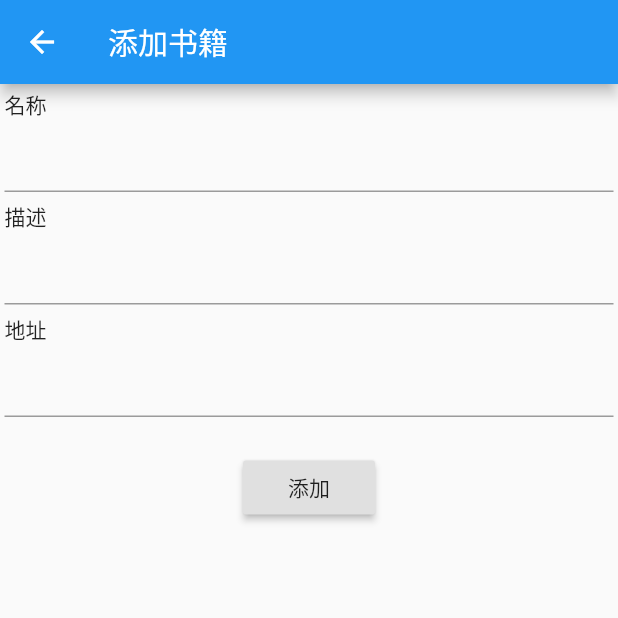
After one commit to hypozng/text_reader, a Flutter app: the AddBookPage screen opened directly, after a tap on "添加", on a phone screen of 412 x 824 dp, the top half of it. The commit adds this screen. Run offline on Flutter 3.47's test engine with Material 2 defaults, Android fonts, the phone set to English and light mode, and no system bars; our stand-ins replace dio, flutter_tts, sqflite; missing offline and left inert: annotation_route, tts; accounts and stored records are empty; generated files the repository leaves out were written again.

Commit message:
添加书籍页面(未完成)

```diff
--- a/lib/common.dart
+++ b/lib/common.dart
@@ -1,6 +1,5 @@
 export 'common/tts_helper.dart';
 export 'common/base_utils.dart';
 export 'common/arouter.dart';
-export 'common/arouter.internal.dart';
 export 'common/arouter_config.dart';
 export 'common/db_helper.dart';
--- a/lib/common/arouter.dart
+++ b/lib/common/arouter.dart
@@ -1,7 +1,7 @@
 import 'package:annotation_route/route.dart';
 import 'package:flutter/material.dart';
 
-import 'package:text_reader/common.dart';
+import 'arouter.internal.dart';
 
 @ARouteRoot()
 class ARouter {
--- a/lib/common/arouter_config.dart
+++ b/lib/common/arouter_config.dart
@@ -6,4 +6,7 @@ class ARouterConfig {
 
   /// 阅读页面
   static const String read = "/read";
+
+  /// 添加书籍
+  static const String add_book = "/addBook";
 }
--- a/lib/common/base_utils.dart
+++ b/lib/common/base_utils.dart
@@ -1,5 +1,6 @@
 import 'package:flutter/material.dart';
 import 'package:annotation_route/route.dart';
+import 'package:uuid/uuid.dart';
 import 'package:text_reader/common.dart';
 
 List<String> _unit1 = const ["", "十", "百", "千"];
@@ -73,3 +74,6 @@ Future<T> toPage<T>(
     builder: (context) => ARouter.findPage(option, params)
   ));
 }
+
+/// 生成UUID
+String uuid() => Uuid().v1().replaceAll("-", "");
--- a/lib/model/book.dart
+++ b/lib/model/book.dart
@@ -1,23 +1,35 @@
+import 'package:json_annotation/json_annotation.dart';
+
+part 'book.g.dart';
+
+@JsonSerializable()
 class Book {
   /// ID
+  @JsonKey(name: 'id')
   String id;
 
   /// 名称
+  @JsonKey(name: 'name')
   String name;
 
   /// 描述
+  @JsonKey(name: 'description')
   String description;
 
   /// 阅读到的章节号
+  @JsonKey(name: 'chapter_number')
   int chapterNumber;
 
   /// 阅读到的段落号
+  @JsonKey(name: 'paragraph_number')
   int paragraphNumber;
 
   /// 网络地址
+  @JsonKey(name: 'url')
   String url;
 
   Book({
+    this.id,
     this.name,
     this.description,
     this.chapterNumber,
@@ -25,6 +37,10 @@ class Book {
     this.url
   });
 
+  factory Book.fromJson(Map<String, dynamic> json) => _$BookFromJson(json);
+
+  Map<String, dynamic> toJson() => _$BookToJson(this);
+
   @override
   String toString() {
     return "《$name》";
--- /dev/null
+++ b/lib/page/add_book_page.dart
@@ -0,0 +1,68 @@
+import 'package:flutter/material.dart';
+import 'package:annotation_route/route.dart';
+
+import 'package:text_reader/page.dart';
+import 'package:text_reader/model.dart';
+import 'package:text_reader/common.dart';
+import 'package:text_reader/widgets.dart';
+
+@ARoute(url: ARouterConfig.add_book)
+class AddBookPage extends BasicPage {
+
+  AddBookPage([Map<String, dynamic> params]) : super(params);
+
+  @override
+  _AddBookPageState createState() => _AddBookPageState();
+}
+
+class _AddBookPageState extends State<AddBookPage> {
+  var _nameController = TextEditingController();
+  var _descriptionController = TextEditingController();
+  var _urlController = TextEditingController();
+
+  @override
+  Widget build(BuildContext context) {
+    return Scaffold(
+      appBar: AppBar(
+        title: Text("添加书籍")
+      ),
+      body: Container(
+        child: SingleChildScrollView(
+          child: Column(
+            children: <Widget> [
+              InputField(
+                title: "名称",
+                controller: _nameController
+              ),
+              InputField(
+                title: "描述",
+                controller: _descriptionController
+              ),
+              InputField(
+                title: "地址",
+                controller: _urlController
+              ),
+              SizedBox(height: 20),
+              RaisedButton(
+                child: Text("添加"),
+                onPressed: _save
+              )
+            ]
+          )
+        )
+      )
+    );
+  }
+
+  /// 添加
+  void _save() {
+    Book book = Book(
+      id: uuid(),
+      name: _nameController.text,
+      description: _descriptionController.text,
+      url: _urlController.text
+    );
+    // print("name=${book.name}, desciption=${book.description}, url=${book.url}");
+    print('book=${book.toJson()}');
+  }
+}
--- /dev/null
+++ b/lib/widgets.dart
@@ -0,0 +1 @@
+export 'widgets/input_field.dart';
--- /dev/null
+++ b/lib/widgets/input_field.dart
@@ -0,0 +1,38 @@
+import 'package:flutter/material.dart';
+
+/// 输入框
+class InputField extends StatefulWidget {
+  /// 标题
+  String title;
+
+  /// 控制器
+  TextEditingController controller;
+
+  InputField({
+    this.title,
+    this.controller
+  });
+
+  _InputFieldState createState() => _InputFieldState();
+}
+
+class _InputFieldState extends State<InputField> {
+
+  @override
+  Widget build(BuildContext context) {
+    return Container(
+      padding: EdgeInsets.all(3.0),
+      child: Column(
+        children: <Widget> [
+          Container(
+            width: double.infinity,
+            child: Text(widget.title),
+          ),
+          TextField(
+            controller: widget.controller
+          )
+        ]
+      )
+    );
+  }
+}
--- a/pubspec.yaml
+++ b/pubspec.yaml
@@ -28,17 +28,22 @@ dependencies:
   flutter_tts: ^0.5.2
   # 网络请求
   dio: ^2.1.13
+  # uuid
+  uuid: ^2.0.2
   # 路由跳转
   annotation_route: ^0.0.2
   # 数据库操作
   sqflite: ^1.1.6+3
   # 路径相关操作
   # path: ^1.6.4
+  # json 实体
+  json_annotation: ^3.0.0
 
 dev_dependencies:
   flutter_test:
     sdk: flutter
   build_runner: ^1.1.3
+  json_serializable: ^3.2.2
 
 
 # For information on the generic Dart part of this file, see the
```
Also changed, not shown: lib/common/arouter.internal.dart (+11 -5 lines), lib/page/library_page.dart (+6 -57 lines), lib/model/book.g.dart (added), pubspec.lock.
